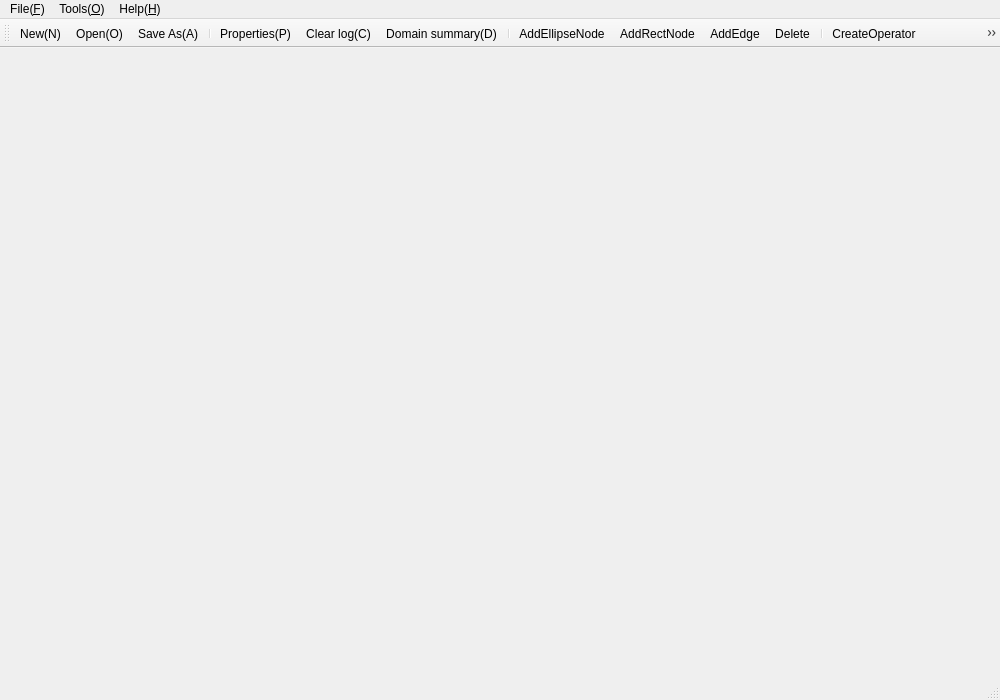
Before: the Qt Designer form KAVI/forms/KAVIMainWindow.ui in xuanjianwu/KAVI, drawn with Qt 5.
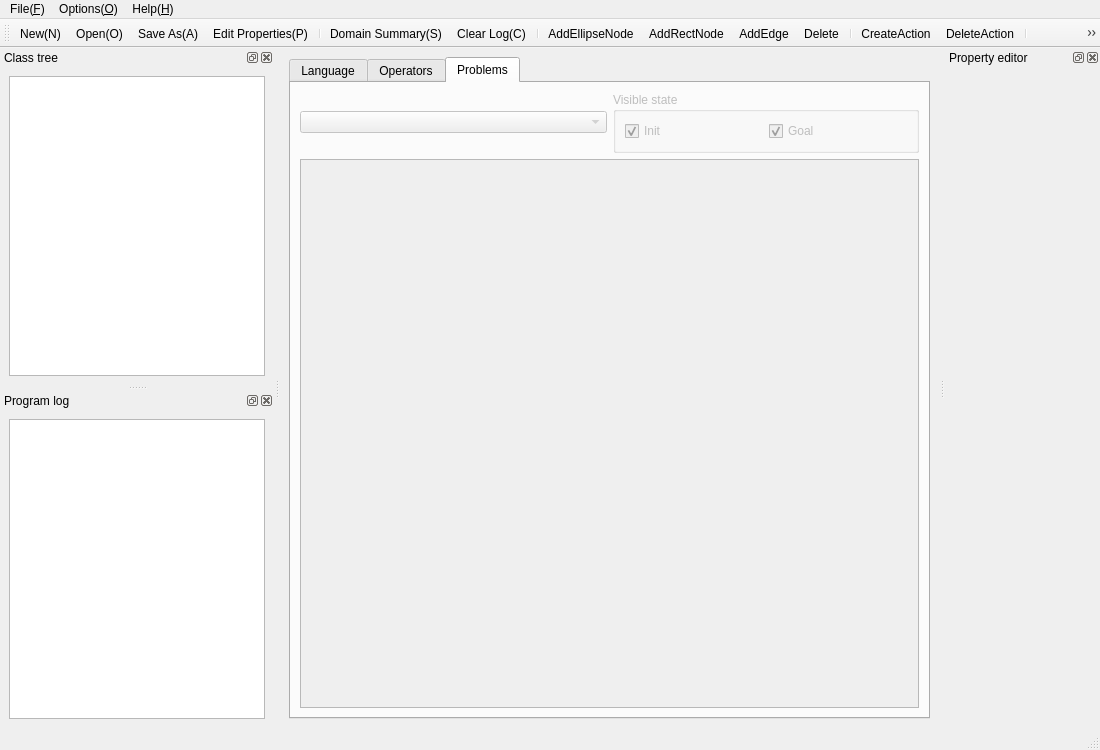
After: the same form once the commit is applied. The open tabs and pages were chosen to show the change. Icons and pictures are not drawn. Custom widgets are drawn as their Qt base class.

What changed in the file:
```diff
--- a/KAVI/forms/KAVIMainWindow.ui
+++ b/KAVI/forms/KAVIMainWindow.ui
@@ -6,32 +6,156 @@
    <rect>
     <x>0</x>
     <y>0</y>
-    <width>1000</width>
-    <height>700</height>
+    <width>1100</width>
+    <height>750</height>
    </rect>
   </property>
   <property name="minimumSize">
    <size>
-    <width>700</width>
-    <height>500</height>
+    <width>600</width>
+    <height>450</height>
    </size>
   </property>
   <property name="maximumSize">
    <size>
-    <width>1280</width>
-    <height>720</height>
+    <width>1440</width>
+    <height>900</height>
    </size>
   </property>
   <property name="windowTitle">
    <string>KAVI</string>
   </property>
-  <widget class="QWidget" name="centralwidget"/>
+  <property name="dockOptions">
+   <set>QMainWindow::AllowNestedDocks|QMainWindow::AllowTabbedDocks|QMainWindow::AnimatedDocks</set>
+  </property>
+  <property name="unifiedTitleAndToolBarOnMac">
+   <bool>false</bool>
+  </property>
+  <widget class="QWidget" name="centralwidget">
+   <property name="sizePolicy">
+    <sizepolicy hsizetype="Preferred" vsizetype="Preferred">
+     <horstretch>0</horstretch>
+     <verstretch>0</verstretch>
+    </sizepolicy>
+   </property>
+   <property name="minimumSize">
+    <size>
+     <width>500</width>
+     <height>300</height>
+    </size>
+   </property>
+   <layout class="QGridLayout" name="gridLayout_2">
+    <item row="0" column="0">
+     <widget class="QTabWidget" name="tabWidget">
+      <property name="enabled">
+       <bool>true</bool>
+      </property>
+      <property name="minimumSize">
+       <size>
+        <width>400</width>
+        <height>200</height>
+       </size>
+      </property>
+      <property name="currentIndex">
+       <number>0</number>
+      </property>
+      <widget class="QWidget" name="definitionTab">
+       <attribute name="title">
+        <string>Language</string>
+       </attribute>
+       <attribute name="toolTip">
+        <string>Diagram used for language definition</string>
+       </attribute>
+       <layout class="QGridLayout" name="gridLayout">
+        <item row="0" column="0">
+         <widget class="DefinitionEdit" name="definitionEdit"/>
+        </item>
+       </layout>
+      </widget>
+      <widget class="QWidget" name="actionTab">
+       <property name="enabled">
+        <bool>false</bool>
+       </property>
+       <attribute name="title">
+        <string>Operators</string>
+       </attribute>
+       <attribute name="toolTip">
+        <string>Diagram used for definition of operators</string>
+       </attribute>
+       <layout class="QVBoxLayout" name="verticalLayout_4">
+        <item>
+         <widget class="QComboBox" name="actionSelector">
+          <property name="insertPolicy">
+           <enum>QComboBox::InsertAfterCurrent</enum>
+          </property>
+          <property name="frame">
+           <bool>true</bool>
+          </property>
+         </widget>
+        </item>
+        <item>
+         <widget class="OperatorsEdit" name="actionEdit"/>
+        </item>
+       </layout>
+      </widget>
+      <widget class="QWidget" name="taskTab">
+       <property name="enabled">
+        <bool>false</bool>
+       </property>
+       <attribute name="title">
+        <string>Problems</string>
+       </attribute>
+       <attribute name="toolTip">
+        <string>Diagram used for problem definition</string>
+       </attribute>
+       <layout class="QGridLayout" name="gridLayout_3">
+        <item row="0" column="0">
+         <widget class="QComboBox" name="taskSelector"/>
+        </item>
+        <item row="0" column="1">
+         <widget class="QGroupBox" name="taskState">
+          <property name="title">
+           <string>Visible state</string>
+          </property>
+          <layout class="QGridLayout" name="gridLayout_4">
+           <item row="0" column="0">
+            <widget class="QCheckBox" name="initCheckBox">
+             <property name="text">
+              <string>Init</string>
+             </property>
+             <property name="checked">
+              <bool>true</bool>
+             </property>
+            </widget>
+           </item>
+           <item row="0" column="1">
+            <widget class="QCheckBox" name="goalCheckBox">
+             <property name="text">
+              <string>Goal</string>
+             </property>
+             <property name="checked">
+              <bool>true</bool>
+             </property>
+            </widget>
+           </item>
+          </layout>
+         </widget>
+        </item>
+        <item row="1" column="0" colspan="2">
+         <widget class="ProblemsEdit" name="taskEdit"/>
+        </item>
+       </layout>
+      </widget>
+     </widget>
+    </item>
+   </layout>
+  </widget>
   <widget class="QMenuBar" name="menubar">
    <property name="geometry">
     <rect>
      <x>0</x>
      <y>0</y>
-     <width>1000</width>
+     <width>1100</width>
      <height>23</height>
     </rect>
    </property>
@@ -39,29 +163,29 @@
     <property name="title">
      <string>File(&amp;F)</string>
     </property>
-    <widget class="QMenu" name="menuExport_E_2">
+    <widget class="QMenu" name="menuExport_E">
      <property name="title">
       <string>Export(&amp;E)</string>
      </property>
      <addaction name="actionDomain_PDDL"/>
-     <addaction name="actionProblems_PDDL"/>
+     <addaction name="actionProblem_PDDL"/>
     </widget>
     <addaction name="actionNew_N"/>
     <addaction name="actionOpen_O"/>
     <addaction name="separator"/>
     <addaction name="actionSave_As_A"/>
-    <addaction name="menuExport_E_2"/>
+    <addaction name="menuExport_E"/>
     <addaction name="separator"/>
     <addaction name="actionExit_X"/>
    </widget>
-   <widget class="QMenu" name="menuTools">
+   <widget class="QMenu" name="menuOptions_O">
     <property name="title">
-     <string>Tools(&amp;O)</string>
+     <string>Options(&amp;O)</string>
     </property>
-    <addaction name="actionProperties_P"/>
-    <addaction name="actionClear_log_C"/>
-    <addaction name="actionDomain_summary_D"/>
+    <addaction name="actionEdit_Properties_P"/>
+    <addaction name="actionDomain_Summary_S"/>
     <addaction name="separator"/>
+    <addaction name="actionClear_Log_C"/>
    </widget>
    <widget class="QMenu" name="menuHelp_H">
     <property name="title">
@@ -70,10 +194,137 @@
     <addaction name="actionAbout_A"/>
    </widget>
    <addaction name="menuFile_F"/>
-   <addaction name="menuTools"/>
+   <addaction name="menuOptions_O"/>
    <addaction name="menuHelp_H"/>
   </widget>
-  <widget class="QStatusBar" name="statusbar"/>
+  <widget class="QDockWidget" name="classDock">
+   <property name="enabled">
+    <bool>true</bool>
+   </property>
+   <property name="sizePolicy">
+    <sizepolicy hsizetype="Preferred" vsizetype="Preferred">
+     <horstretch>0</horstretch>
+     <verstretch>0</verstretch>
+    </sizepolicy>
+   </property>
+   <property name="minimumSize">
+    <size>
+     <width>93</width>
+     <height>116</height>
+    </size>
+   </property>
+   <property name="floating">
+    <bool>false</bool>
+   </property>
+   <property name="features">
+    <set>QDockWidget::AllDockWidgetFeatures</set>
+   </property>
+   <property name="allowedAreas">
+    <set>Qt::LeftDockWidgetArea|Qt::RightDockWidgetArea</set>
+   </property>
+   <property name="windowTitle">
+    <string>Class tree</string>
+   </property>
+   <attribute name="dockWidgetArea">
+    <number>1</number>
+   </attribute>
+   <widget class="QWidget" name="classDockCont">
+    <layout class="QHBoxLayout" name="horizontalLayout">
+     <item>
+      <widget class="QTreeView" name="classTreeView">
+       <property name="editTriggers">
+        <set>QAbstractItemView::NoEditTriggers</set>
+       </property>
+      </widget>
+     </item>
+    </layout>
+   </widget>
+  </widget>
+  <widget class="QDockWidget" name="propertyEditorDock">
+   <property name="sizePolicy">
+    <sizepolicy hsizetype="Preferred" vsizetype="Preferred">
+     <horstretch>0</horstretch>
+     <verstretch>0</verstretch>
+    </sizepolicy>
+   </property>
+   <property name="minimumSize">
+    <size>
+     <width>155</width>
+     <height>116</height>
+    </size>
+   </property>
+   <property name="floating">
+    <bool>false</bool>
+   </property>
+   <property name="allowedAreas">
+    <set>Qt::LeftDockWidgetArea|Qt::RightDockWidgetArea</set>
+   </property>
+   <property name="windowTitle">
+    <string>Property editor</string>
+   </property>
+   <attribute name="dockWidgetArea">
+    <number>2</number>
+   </attribute>
+   <widget class="QWidget" name="propertyDockCont">
+    <property name="sizePolicy">
+     <sizepolicy hsizetype="Preferred" vsizetype="Preferred">
+      <horstretch>0</horstretch>
+      <verstretch>0</verstretch>
+     </sizepolicy>
+    </property>
+    <layout class="QHBoxLayout" name="horizontalLayout_2"/>
+   </widget>
+  </widget>
+  <widget class="QStatusBar" name="statusBar"/>
+  <widget class="QDockWidget" name="logDock">
+   <property name="sizePolicy">
+    <sizepolicy hsizetype="Preferred" vsizetype="Preferred">
+     <horstretch>0</horstretch>
+     <verstretch>0</verstretch>
+    </sizepolicy>
+   </property>
+   <property name="minimumSize">
+    <size>
+     <width>93</width>
+     <height>116</height>
+    </size>
+   </property>
+   <property name="allowedAreas">
+    <set>Qt::LeftDockWidgetArea|Qt::RightDockWidgetArea</set>
+   </property>
+   <property name="windowTitle">
+    <string>Program log</string>
+   </property>
+   <attribute name="dockWidgetArea">
+    <number>1</number>
+   </attribute>
+   <widget class="QWidget" name="dockWidgetContents">
+    <layout class="QVBoxLayout" name="verticalLayout">
+     <item>
+      <widget class="QTextEdit" name="logTextEdit">
+       <property name="sizePolicy">
+        <sizepolicy hsizetype="Preferred" vsizetype="Preferred">
+         <horstretch>0</horstretch>
+         <verstretch>0</verstretch>
+        </sizepolicy>
+       </property>
+       <property name="baseSize">
+        <size>
+         <width>846</width>
+         <height>50</height>
+        </size>
+       </property>
+       <property name="undoRedoEnabled">
+        <bool>false</bool>
+       </property>
+       <property name="textInteractionFlags">
+        <set>Qt::TextSelectableByKeyboard|Qt::TextSelectableByMouse</set>
+       </property>
+      </widget>
+     </item>
+    </layout>
+   </widget>
+  </widget>
   <widget class="QToolBar" name="toolBar">
    <property name="windowTitle">
     <string>toolBar</string>
@@ -87,18 +338,18 @@
    <addaction name="actionNew_N"/>
    <addaction name="actionOpen_O"/>
    <addaction name="actionSave_As_A"/>
+   <addaction name="actionEdit_Properties_P"/>
    <addaction name="separator"/>
-   <addaction name="actionProperties_P"/>
-   <addaction name="actionClear_log_C"/>
-   <addaction name="actionDomain_summary_D"/>
+   <addaction name="actionDomain_Summary_S"/>
+   <addaction name="actionClear_Log_C"/>
    <addaction name="separator"/>
    <addaction name="actionAddEllipseNode"/>
    <addaction name="actionAddRectNode"/>
    <addaction name="actionAddEdge"/>
    <addaction name="actionDelete"/>
    <addaction name="separator"/>
-   <addaction name="actionCreateOperator"/>
-   <addaction name="actionDeleteOperator"/>
+   <addaction name="actionCreateAction"/>
+   <addaction name="actionDeleteAction"/>
    <addaction name="separator"/>
    <addaction name="actionCreateProblem"/>
    <addaction name="actionDeleteProblem"/>
@@ -136,66 +387,6 @@
     <string>Ctrl+O</string>
    </property>
   </action>
-  <action name="actionProperties_P">
-   <property name="icon">
-    <iconset resource="../res/KAVIImages.qrc">
-     <normaloff>:/images/images/editcopy.png</normaloff>:/images/images/editcopy.png</iconset>
-   </property>
-   <property name="text">
-    <string>Properties(&amp;P)</string>
-   </property>
-   <property name="toolTip">
-    <string>Edit Domain properties</string>
-   </property>
-   <property name="statusTip">
-    <string>Edit current domain's properties</string>
-   </property>
-  </action>
-  <action name="actionClear_log_C">
-   <property name="icon">
-    <iconset resource="../res/KAVIImages.qrc">
-     <normaloff>:/images/images/editcut.png</normaloff>:/images/images/editcut.png</iconset>
-   </property>
-   <property name="text">
-    <string>Clear log(&amp;C)</string>
-   </property>
-   <property name="toolTip">
-    <string>Clear Application log</string>
-   </property>
-   <property name="statusTip">
-    <string>Clear the application's log</string>
-   </property>
-  </action>
-  <action name="actionDomain_summary_D">
-   <property name="icon">
-    <iconset resource="../res/KAVIImages.qrc">
-     <normaloff>:/images/images/editpaste.png</normaloff>:/images/images/editpaste.png</iconset>
-   </property>
-   <property name="text">
-    <string>Domain summary(&amp;D)</string>
-   </property>
-   <property name="toolTip">
-    <string>Check Domain summary</string>
-   </property>
-   <property name="statusTip">
-    <string>Print the domain report to application log</string>
-   </property>
-  </action>
-  <action name="actionAbout_A">
-   <property name="icon">
-    <iconset resource="../res/KAVIImages.qrc">
-     <normaloff>:/images/images/help.png</normaloff>:/images/images/help.png</iconset>
-   </property>
-   <property name="text">
-    <string>About(&amp;A)</string>
-   </property>
-   <property name="statusTip">
-    <string>About this application</string>
-   </property>
-   <property name="shortcut">
-    <string>Ctrl+H</string>
-   </property>
-  </action>
   <action name="actionSave_As_A">
    <property name="icon">
     <iconset resource="../res/KAVIImages.qrc">
@@ -211,6 +402,30 @@
     <string>Ctrl+Shift+S</string>
    </property>
   </action>
+  <action name="actionDomain_PDDL">
+   <property name="icon">
+    <iconset resource="../res/KAVIImages.qrc">
+     <normaloff>:/images/images/document-save.png</normaloff>:/images/images/document-save.png</iconset>
+   </property>
+   <property name="text">
+    <string>Domain PDDL</string>
+   </property>
+   <property name="statusTip">
+    <string>Export domain as PDDL file</string>
+   </property>
+  </action>
+  <action name="actionProblem_PDDL">
+   <property name="icon">
+    <iconset resource="../res/KAVIImages.qrc">
+     <normaloff>:/images/images/document-save.png</normaloff>:/images/images/document-save.png</iconset>
+   </property>
+   <property name="text">
+    <string>Problem PDDL</string>
+   </property>
+   <property name="statusTip">
+    <string>Export problem as PDDL file</string>
+   </property>
+  </action>
   <action name="actionExit_X">
    <property name="icon">
     <iconset resource="../res/KAVIImages.qrc">
@@ -226,40 +441,55 @@
     <string>Ctrl+W</string>
    </property>
   </action>
-  <action name="actionDomain_PDDL">
+  <action name="actionAbout_A">
    <property name="icon">
     <iconset resource="../res/KAVIImages.qrc">
-     <normaloff>:/images/images/document-save.png</normaloff>:/images/images/document-save.png</iconset>
+     <normaloff>:/images/images/help.png</normaloff>:/images/images/help.png</iconset>
    </property>
    <property name="text">
-    <string>Domain PDDL</string>
+    <string>About(&amp;A)</string>
    </property>
-   <property name="toolTip">
-    <string>Export Domain PDDL</string>
+   <property name="statusTip">
+    <string>About this application</string>
    </property>
+  </action>
+  <action name="actionEdit_Properties_P">
+   <property name="icon">
+    <iconset resource="../res/KAVIImages.qrc">
+     <normaloff>:/images/images/editcopy.png</normaloff>:/images/images/editcopy.png</iconset>
+   </property>
+   <property name="text">
+    <string>Edit Properties(&amp;P)</string>
+   </property>
    <property name="statusTip">
-    <string>Export current domain to PDDL file</string>
+    <string>Edit the domain properties</string>
    </property>
   </action>
-  <action name="actionProblems_PDDL">
+  <action name="actionDomain_Summary_S">
    <property name="icon">
     <iconset resource="../res/KAVIImages.qrc">
-     <normaloff>:/images/images/document-save.png</normaloff>:/images/images/document-save.png</iconset>
+     <normaloff>:/images/images/editpaste.png</normaloff>:/images/images/editpaste.png</iconset>
    </property>
    <property name="text">
-    <string>Problems PDDL</string>
+    <string>Domain Summary(&amp;S)</string>
    </property>
-   <property name="toolTip">
-    <string>Export Problems PDDL</string>
+   <property name="statusTip">
+    <string>Check and print the domain report to log</string>
    </property>
+  </action>
+  <action name="actionClear_Log_C">
+   <property name="icon">
+    <iconset resource="../res/KAVIImages.qrc">
+     <normaloff>:/images/images/editcut.png</normaloff>:/images/images/editcut.png</iconset>
+   </property>
+   <property name="text">
+    <string>Clear Log(&amp;C)</string>
+   </property>
    <property name="statusTip">
-    <string>Export current problems to PDDL files</string>
+    <string>Clear the application log</string>
    </property>
   </action>
   <action name="actionAddEllipseNode">
-   <property name="checkable">
-    <bool>true</bool>
-   </property>
    <property name="icon">
     <iconset resource="../res/KAVIIcons.qrc">
      <normaloff>:/icons/icons/addEllipseNode.xpm</normaloff>:/icons/icons/addEllipseNode.xpm</iconset>
@@ -273,14 +503,8 @@
    <property name="statusTip">
     <string>Switch predicate insert mode</string>
    </property>
-   <property name="shortcut">
-    <string>Ctrl+1</string>
-   </property>
   </action>
   <action name="actionAddRectNode">
-   <property name="checkable">
-    <bool>true</bool>
-   </property>
    <property name="icon">
     <iconset resource="../res/KAVIIcons.qrc">
      <normaloff>:/icons/icons/addRectNode.xpm</normaloff>:/icons/icons/addRectNode.xpm</iconset>
@@ -294,14 +518,8 @@
    <property name="statusTip">
     <string>Switch class/variable/object insert mode</string>
    </property>
-   <property name="shortcut">
-    <string>Ctrl+2</string>
-   </property>
   </action>
   <action name="actionAddEdge">
-   <property name="checkable">
-    <bool>true</bool>
-   </property>
    <property name="icon">
     <iconset resource="../res/KAVIIcons.qrc">
      <normaloff>:/icons/icons/addEdge.xpm</normaloff>:/icons/icons/addEdge.xpm</iconset>
@@ -315,14 +533,8 @@
    <property name="statusTip">
     <string>Switch edge insert mode</string>
    </property>
-   <property name="shortcut">
-    <string>Ctrl+3</string>
-   </property>
   </action>
   <action name="actionDelete">
-   <property name="checkable">
-    <bool>true</bool>
-   </property>
    <property name="icon">
     <iconset resource="../res/KAVIIcons.qrc">
      <normaloff>:/icons/icons/delete.xpm</normaloff>:/icons/icons/delete.xpm</iconset>
@@ -336,17 +548,14 @@
    <property name="statusTip">
     <string>Switch delete mode</string>
    </property>
-   <property name="shortcut">
-    <string>Ctrl+4</string>
-   </property>
   </action>
-  <action name="actionCreateOperator">
+  <action name="actionCreateAction">
    <property name="icon">
     <iconset resource="../res/KAVIIcons.qrc">
      <normaloff>:/icons/icons/createAction.xpm</normaloff>:/icons/icons/createAction.xpm</iconset>
    </property>
    <property name="text">
-    <string>CreateOperator</string>
+    <string>CreateAction</string>
    </property>
    <property name="toolTip">
     <string>Define new operator</string>
@@ -355,13 +564,13 @@
     <string>Start definition of new action</string>
    </property>
   </action>
-  <action name="actionDeleteOperator">
+  <action name="actionDeleteAction">
    <property name="icon">
     <iconset resource="../res/KAVIIcons.qrc">
      <normaloff>:/icons/icons/deleteAction.xpm</normaloff>:/icons/icons/deleteAction.xpm</iconset>
    </property>
    <property name="text">
-    <string>DeleteOperator</string>
+    <string>DeleteAction</string>
    </property>
    <property name="toolTip">
     <string>Delete selected operator</string>
@@ -431,6 +640,23 @@
    </property>
   </action>
  </widget>
+ <customwidgets>
+  <customwidget>
+   <class>DefinitionEdit</class>
+   <extends>QGraphicsView</extends>
+   <header>DefinitionEdit.h</header>
+  </customwidget>
+  <customwidget>
+   <class>OperatorsEdit</class>
+   <extends>QGraphicsView</extends>
+   <header>OperatorsEdit.h</header>
+  </customwidget>
+  <customwidget>
+   <class>ProblemsEdit</class>
+   <extends>QGraphicsView</extends>
+   <header>ProblemsEdit.h</header>
+  </customwidget>
+ </customwidgets>
  <resources>
   <include location="../res/KAVIImages.qrc"/>
   <include location="../res/KAVIIcons.qrc"/>
```
Left out of the diff: 19 changed lines with no effect on the pictures.
